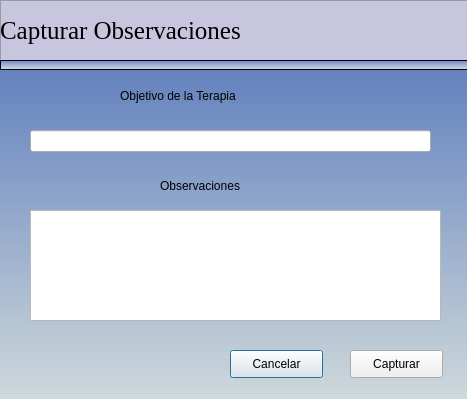
francisco2124/Cognidron-EEG-Version1.0, file pythonProject/vistas/capturarObservaciones.ui: the form before one commit.
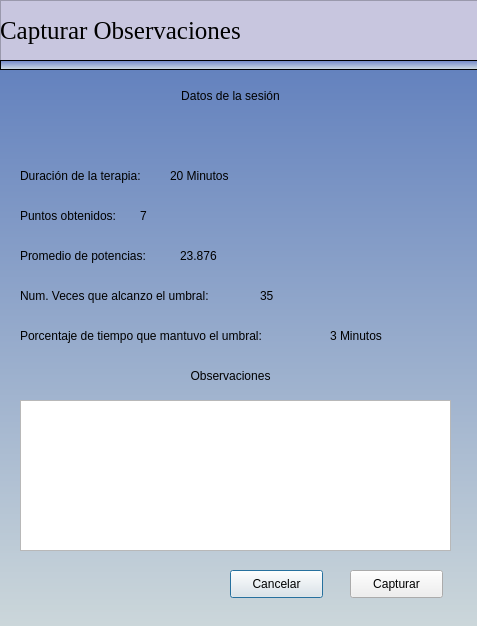
The form after the commit. Icons and pictures are not drawn.

Commit message:
Ajustes de la ventania de terapia
Funcionamiento de los ejercicios con ondas cerebrales (Virtal) 2

What changed in the file:
```diff
--- a/pythonProject/vistas/capturarObservaciones.ui
+++ b/pythonProject/vistas/capturarObservaciones.ui
@@ -6,8 +6,8 @@
    <rect>
     <x>0</x>
     <y>0</y>
-    <width>467</width>
-    <height>399</height>
+    <width>477</width>
+    <height>626</height>
    </rect>
   </property>
   <property name="windowTitle">
@@ -111,7 +111,7 @@
      <x>0</x>
      <y>70</y>
      <width>480</width>
-     <height>341</height>
+     <height>591</height>
     </rect>
    </property>
    <property name="minimumSize">
@@ -132,35 +132,19 @@
   <widget class="QTextEdit" name="textEdit">
    <property name="geometry">
     <rect>
-     <x>30</x>
-     <y>210</y>
-     <width>411</width>
-     <height>111</height>
+     <x>20</x>
+     <y>400</y>
+     <width>431</width>
+     <height>151</height>
     </rect>
    </property>
   </widget>
-  <widget class="QLabel" name="label">
-   <property name="geometry">
-    <rect>
-     <x>120</x>
-     <y>80</y>
-     <width>211</width>
-     <height>31</height>
-    </rect>
-   </property>
-   <property name="styleSheet">
-    <string notr="true">font: 12pt &quot;MS Shell Dlg 2&quot;;</string>
-   </property>
-   <property name="text">
-    <string>Objetivo de la Terapia</string>
-   </property>
-  </widget>
   <widget class="QLabel" name="label_3">
    <property name="geometry">
     <rect>
-     <x>160</x>
-     <y>170</y>
-     <width>211</width>
+     <x>0</x>
+     <y>360</y>
+     <width>461</width>
      <height>31</height>
     </rect>
    </property>
@@ -170,22 +154,15 @@
    <property name="text">
     <string>Observaciones</string>
    </property>
-  </widget>
-  <widget class="QLineEdit" name="lineEdit">
-   <property name="geometry">
-    <rect>
-     <x>30</x>
-     <y>130</y>
-     <width>401</width>
-     <height>22</height>
-    </rect>
+   <property name="alignment">
+    <set>Qt::AlignCenter</set>
    </property>
   </widget>
   <widget class="QPushButton" name="pushButton">
    <property name="geometry">
     <rect>
      <x>230</x>
-     <y>350</y>
+     <y>570</y>
      <width>93</width>
      <height>28</height>
     </rect>
@@ -198,7 +175,7 @@
    <property name="geometry">
     <rect>
      <x>350</x>
-     <y>350</y>
+     <y>570</y>
      <width>93</width>
      <height>28</height>
     </rect>
@@ -207,6 +184,186 @@
     <string>Capturar</string>
    </property>
   </widget>
+  <widget class="QLabel" name="label_4">
+   <property name="geometry">
+    <rect>
+     <x>20</x>
+     <y>200</y>
+     <width>121</width>
+     <height>31</height>
+    </rect>
+   </property>
+   <property name="styleSheet">
+    <string notr="true">font: 9pt &quot;MS Shell Dlg 2&quot;;</string>
+   </property>
+   <property name="text">
+    <string>Puntos obtenidos:</string>
+   </property>
+  </widget>
+  <widget class="QLabel" name="label_5">
+   <property name="geometry">
+    <rect>
+     <x>20</x>
+     <y>240</y>
+     <width>161</width>
+     <height>31</height>
+    </rect>
+   </property>
+   <property name="styleSheet">
+    <string notr="true">font: 9pt &quot;MS Shell Dlg 2&quot;;</string>
+   </property>
+   <property name="text">
+    <string>Promedio de potencias:</string>
+   </property>
+  </widget>
+  <widget class="QLabel" name="label_6">
+   <property name="geometry">
+    <rect>
+     <x>20</x>
+     <y>280</y>
+     <width>241</width>
+     <height>31</height>
+    </rect>
+   </property>
+   <property name="styleSheet">
+    <string notr="true">font: 9pt &quot;MS Shell Dlg 2&quot;;</string>
+   </property>
+   <property name="text">
+    <string>Num. Veces que alcanzo el umbral:</string>
+   </property>
+  </widget>
+  <widget class="QLabel" name="label_7">
+   <property name="geometry">
+    <rect>
+     <x>20</x>
+     <y>320</y>
+     <width>311</width>
+     <height>31</height>
+    </rect>
+   </property>
+   <property name="styleSheet">
+    <string notr="true">font: 9pt &quot;MS Shell Dlg 2&quot;;</string>
+   </property>
+   <property name="text">
+    <string>Porcentaje de tiempo que mantuvo el umbral:</string>
+   </property>
+  </widget>
+  <widget class="QLabel" name="label_8">
+   <property name="geometry">
+    <rect>
+     <x>0</x>
+     <y>80</y>
+     <width>461</width>
+     <height>31</height>
+    </rect>
+   </property>
+   <property name="styleSheet">
+    <string notr="true">font: 12pt &quot;MS Shell Dlg 2&quot;;</string>
+   </property>
+   <property name="text">
+    <string>Datos de la sesión</string>
+   </property>
+   <property name="alignment">
+    <set>Qt::AlignCenter</set>
+   </property>
+  </widget>
+  <widget class="QLabel" name="lbPuntos">
+   <property name="geometry">
+    <rect>
+     <x>140</x>
+     <y>200</y>
+     <width>121</width>
+     <height>31</height>
+    </rect>
+   </property>
+   <property name="styleSheet">
+    <string notr="true">
+font: 87 8pt &quot;Arial Black&quot;;</string>
+   </property>
+   <property name="text">
+    <string>7</string>
+   </property>
+  </widget>
+  <widget class="QLabel" name="lbPromedioPotencias">
+   <property name="geometry">
+    <rect>
+     <x>180</x>
+     <y>240</y>
+     <width>121</width>
+     <height>31</height>
+    </rect>
+   </property>
+   <property name="styleSheet">
+    <string notr="true">font: 87 8pt &quot;Arial Black&quot;;</string>
+   </property>
+   <property name="text">
+    <string>23.876</string>
+   </property>
+  </widget>
+  <widget class="QLabel" name="lbNumUmbral">
+   <property name="geometry">
+    <rect>
+     <x>260</x>
+     <y>280</y>
+     <width>121</width>
+     <height>31</height>
+    </rect>
+   </property>
+   <property name="styleSheet">
+    <string notr="true">font: 87 8pt &quot;Arial Black&quot;;</string>
+   </property>
+   <property name="text">
+    <string>35</string>
+   </property>
+  </widget>
+  <widget class="QLabel" name="lbTiempoUmbralObtenido">
+   <property name="geometry">
+    <rect>
+     <x>330</x>
+     <y>320</y>
+     <width>121</width>
+     <height>31</height>
+    </rect>
+   </property>
+   <property name="styleSheet">
+    <string notr="true">font: 87 8pt &quot;Arial Black&quot;;</string>
+   </property>
+   <property name="text">
+    <string>3 Minutos</string>
+   </property>
+  </widget>
+  <widget class="QLabel" name="label_13">
+   <property name="geometry">
+    <rect>
+     <x>20</x>
+     <y>160</y>
+     <width>151</width>
+     <height>31</height>
+    </rect>
+   </property>
+   <property name="styleSheet">
+    <string notr="true">font: 9pt &quot;MS Shell Dlg 2&quot;;</string>
+   </property>
+   <property name="text">
+    <string>Duración de la terapia:</string>
+   </property>
+  </widget>
+  <widget class="QLabel" name="lbDuracioSesion">
+   <property name="geometry">
+    <rect>
+     <x>170</x>
+     <y>160</y>
+     <width>121</width>
+     <height>31</height>
+    </rect>
+   </property>
+   <property name="styleSheet">
+    <string notr="true">font: 87 8pt &quot;Arial Black&quot;;</string>
+   </property>
+   <property name="text">
+    <string>20 Minutos</string>
+   </property>
+  </widget>
  </widget>
  <resources>
   <include location="images/image.qrc"/>
```
Left out of the diff: 6 changed lines with no effect on the pictures. The commit also changes 58 other files.
